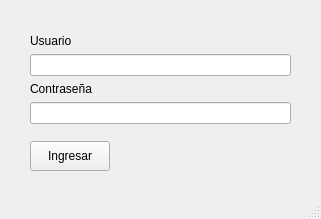
FranciscoAntonelli/vivero-app, file ui/designer/login.ui: the form before one commit.
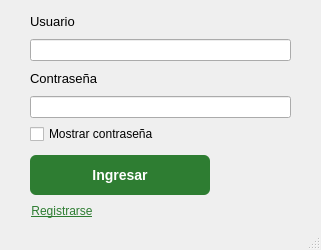
The form after the commit.

What changed in the file:
```diff
--- a/ui/designer/login.ui
+++ b/ui/designer/login.ui
@@ -7,20 +7,60 @@
     <x>0</x>
     <y>0</y>
     <width>321</width>
-    <height>219</height>
+    <height>250</height>
    </rect>
   </property>
   <property name="windowTitle">
    <string>Login - Vivero Plantusucu</string>
   </property>
+  <property name="styleSheet">
+   <string notr="true">QPushButton#boton_login {
+    background-color: #2E7D32;      /* Verde */
+    color: white;
+    border: none;
+    border-radius: 6px;
+    padding: 10px;
+    font-size: 14px;
+    font-weight: bold;
+}
+
+QPushButton#boton_login:hover {
+    background-color: #388E3C;
+}
+
+QPushButton#boton_login:pressed {
+    background-color: #1B5E20;
+}
+
+QPushButton#boton_login:disabled {
+    background-color: #A5D6A7;
+    color: #eeeeee;
+}
+
+QPushButton#boton_registrarse {
+    background-color: transparent;
+    color: #2E7D32;
+    border:none;
+    font-size: 12px;
+	text-decoration: underline;
+    /*margin-top: 8px;   */
+    margin-right: 16px;   
+}
+
+QPushButton#boton_registrarse:hover {
+    color: #1B5E20;
+}
+
+</string>
+  </property>
   <widget class="QWidget" name="centralwidget">
    <widget class="QWidget" name="layoutWidget">
     <property name="geometry">
      <rect>
       <x>30</x>
-      <y>20</y>
+      <y>10</y>
       <width>261</width>
-      <height>151</height>
+      <height>216</height>
      </rect>
     </property>
     <layout class="QVBoxLayout" name="verticalLayout">
@@ -38,9 +78,13 @@
          <height>10</height>
         </size>
        </property>
+       <property name="font">
+        <font>
+         <family>Arial</family>
+        </font>
+       </property>
        <property name="text">
-        <string>
-Usuario</string>
+        <string>&lt;html&gt;&lt;head/&gt;&lt;body&gt;&lt;p&gt;&lt;span style=&quot; font-size:10pt;&quot;&gt;Usuario&lt;/span&gt;&lt;/p&gt;&lt;/body&gt;&lt;/html&gt;</string>
        </property>
       </widget>
      </item>
@@ -62,8 +106,13 @@
      </item>
      <item>
       <widget class="QLabel" name="label_2">
+       <property name="font">
+        <font>
+         <family>Arial</family>
+        </font>
+       </property>
        <property name="text">
-        <string>Contraseña</string>
+        <string>&lt;html&gt;&lt;head/&gt;&lt;body&gt;&lt;p&gt;&lt;span style=&quot; font-size:10pt;&quot;&gt;Contraseña&lt;/span&gt;&lt;/p&gt;&lt;/body&gt;&lt;/html&gt;</string>
        </property>
       </widget>
      </item>
@@ -75,17 +124,11 @@
       </widget>
      </item>
      <item>
-      <spacer name="verticalSpacer">
-       <property name="orientation">
-        <enum>Qt::Vertical</enum>
+      <widget class="QCheckBox" name="checkbox_mostrar_clave">
+       <property name="text">
+        <string>Mostrar contraseña</string>
        </property>
-       <property name="sizeHint" stdset="0">
-        <size>
-         <width>5</width>
-         <height>10</height>
-        </size>
-       </property>
-      </spacer>
+      </widget>
      </item>
      <item>
       <widget class="QPushButton" name="boton_login">
@@ -97,8 +140,8 @@
        </property>
        <property name="minimumSize">
         <size>
-         <width>80</width>
-         <height>30</height>
+         <width>180</width>
+         <height>40</height>
         </size>
        </property>
        <property name="maximumSize">
@@ -107,11 +150,42 @@
          <height>30</height>
         </size>
        </property>
+       <property name="styleSheet">
+        <string notr="true"/>
+       </property>
        <property name="text">
         <string>Ingresar</string>
        </property>
       </widget>
      </item>
+     <item>
+      <widget class="QPushButton" name="boton_registrarse">
+       <property name="sizePolicy">
+        <sizepolicy hsizetype="Fixed" vsizetype="Fixed">
+         <horstretch>0</horstretch>
+         <verstretch>0</verstretch>
+        </sizepolicy>
+       </property>
+       <property name="minimumSize">
+        <size>
+         <width>80</width>
+         <height>30</height>
+        </size>
+       </property>
+       <property name="maximumSize">
+        <size>
+         <width>80</width>
+         <height>30</height>
+        </size>
+       </property>
+       <property name="styleSheet">
+        <string notr="true"/>
+       </property>
+       <property name="text">
+        <string>Registrarse</string>
+       </property>
+      </widget>
+     </item>
     </layout>
    </widget>
   </widget>
```
